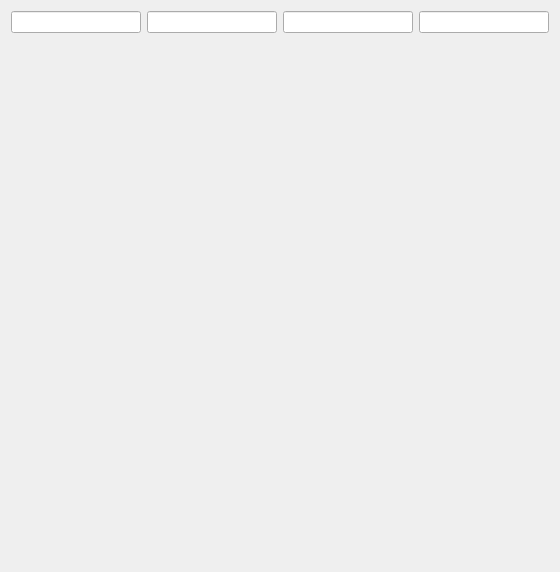
Asquiret/mark_graph, file gui.ui: the form before one commit.
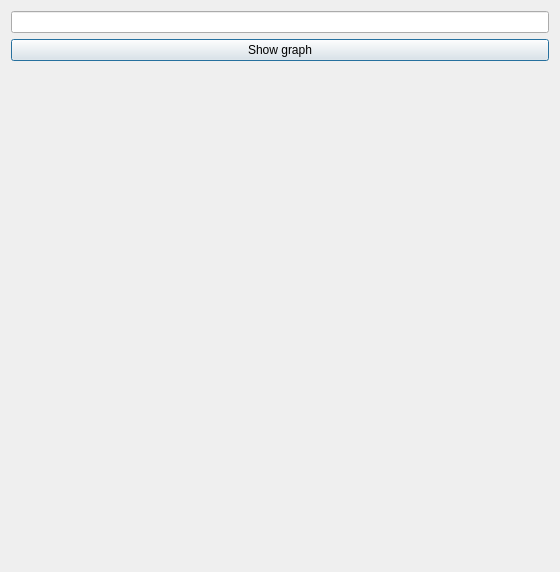
The form after the commit.

The edit to the form file:
```diff
--- a/gui.ui
+++ b/gui.ui
@@ -15,20 +15,14 @@
   </property>
   <layout class="QVBoxLayout" name="verticalLayout">
    <item>
-    <layout class="QHBoxLayout" name="horizontalLayout">
-     <item>
-      <widget class="QLineEdit" name="le_3"/>
-     </item>
-     <item>
-      <widget class="QLineEdit" name="le_4"/>
-     </item>
-     <item>
-      <widget class="QLineEdit" name="le_2"/>
-     </item>
-     <item>
-      <widget class="QLineEdit" name="le_1"/>
-     </item>
-    </layout>
+    <widget class="QLineEdit" name="lineEdit"/>
+   </item>
+   <item>
+    <widget class="QPushButton" name="pushButton">
+     <property name="text">
+      <string>Show graph</string>
+     </property>
+    </widget>
    </item>
    <item>
     <widget class="QWidget" name="plotWindow" native="true">
```
